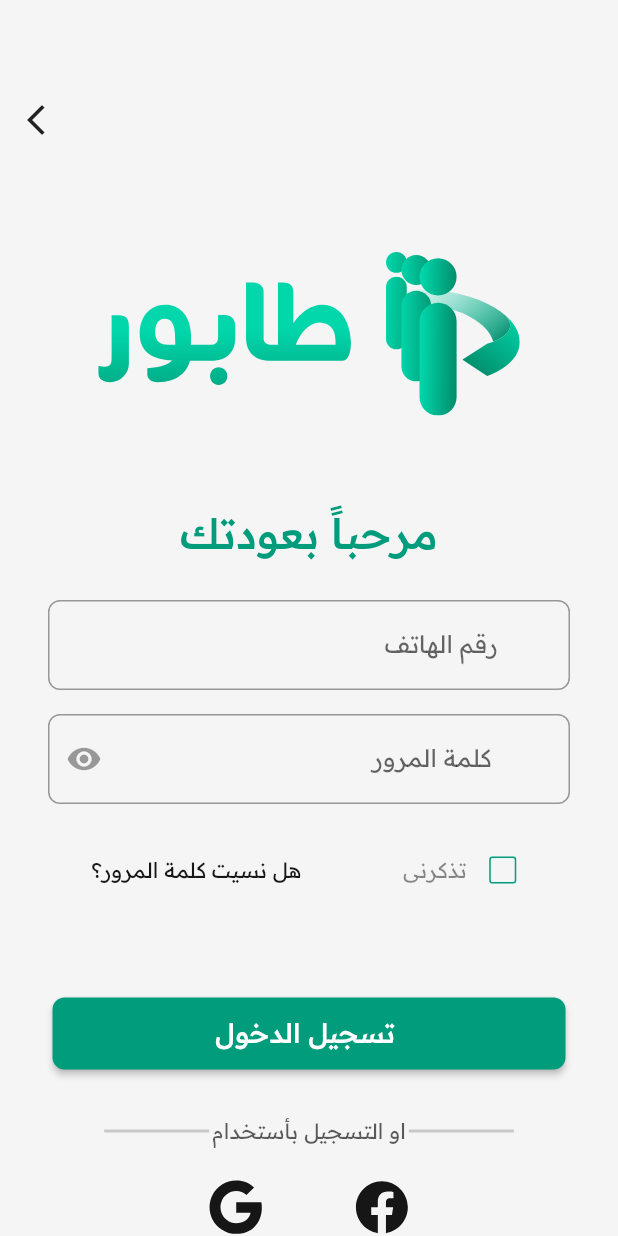
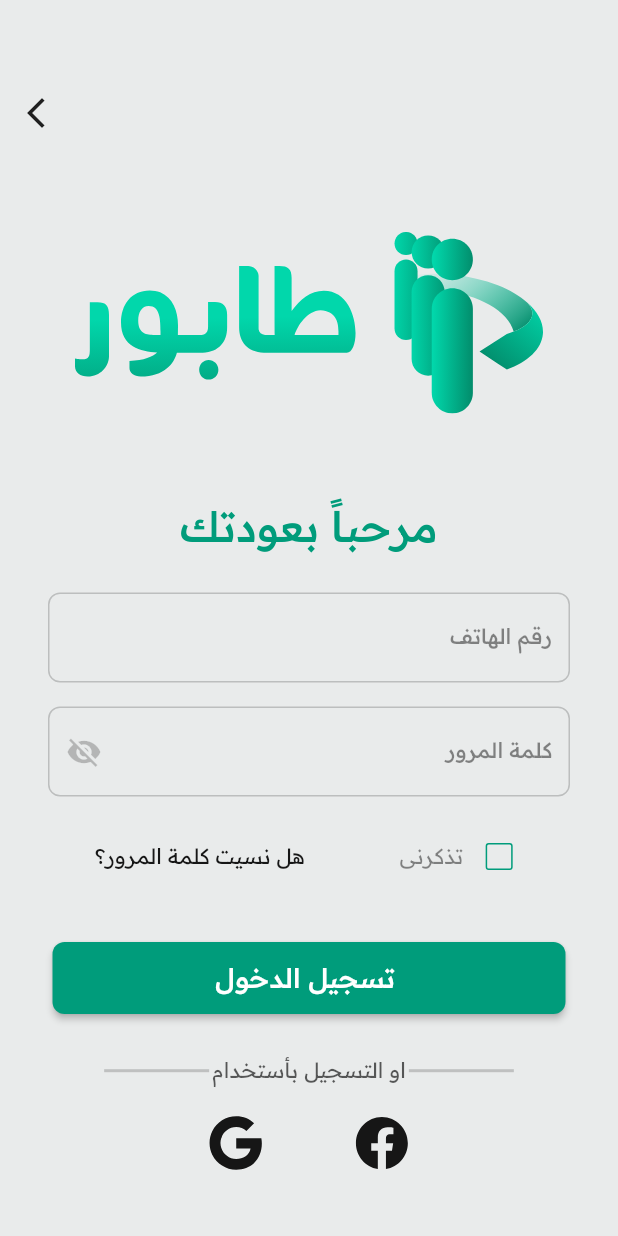
Before and after one commit to AhmedHamdy85/Tabor, a Flutter app: the screen it shows after launch, after a tap on "تسجيل الدخول", on a phone screen of 412 x 824 dp. Run offline on Flutter 3.47's test engine with Material 2 defaults, Android fonts, the phone set to English and light mode, and no system bars; our stand-ins replace dotted_line, dropdown_button2, flutter_bloc, flutter_svg, google_nav_bar.

Commit message:
logic added to login screen

```diff
--- /dev/null
+++ b/lib/modules/login/cubit/logic.dart
@@ -0,0 +1,19 @@
+import 'package:flutter_bloc/flutter_bloc.dart';
+import 'package:tabor/modules/login/cubit/states.dart';
+
+class LoginCubit extends Cubit<LoginStates> {
+  LoginCubit() : super(LoginInatialState());
+
+  static LoginCubit get(context) => BlocProvider.of(context);
+  bool isPassword = true;
+  void changePasswordVisabilty() {
+    isPassword = !isPassword;
+    emit(ChangePasswordVizabiltyState());
+  }
+
+  bool isChecked = false;
+  void changeCheckBox() {
+    isChecked = !isChecked;
+    emit(ChangePasswordVizabiltyState());
+  }
+}
--- /dev/null
+++ b/lib/modules/login/cubit/states.dart
@@ -0,0 +1,5 @@
+abstract class LoginStates {}
+
+class LoginInatialState extends LoginStates {}
+
+class ChangePasswordVizabiltyState extends LoginStates {}
--- a/lib/modules/login/login_screen.dart
+++ b/lib/modules/login/login_screen.dart
@@ -1,7 +1,10 @@
 import 'package:flutter/material.dart';
 import 'package:flutter/src/widgets/framework.dart';
 import 'package:flutter/src/widgets/placeholder.dart';
+import 'package:flutter_bloc/flutter_bloc.dart';
 import 'package:tabor/layout/layout_screen.dart';
+import 'package:tabor/modules/login/cubit/logic.dart';
+import 'package:tabor/modules/login/cubit/states.dart';
 import 'package:tabor/modules/phoneScreen/phone.dart';
 import 'package:tabor/modules/resiveCode/code.dart';
 import 'package:tabor/shared/componants/componant.dart';
@@ -10,20 +13,30 @@ class logInScreen extends StatelessWidget {
   logInScreen({super.key});
   TextEditingController phoneControlar = TextEditingController();
   TextEditingController passwordControlar = TextEditingController();
-  bool isCheked = false;
+  var formkey = GlobalKey<FormState>();
+
   @override
   Widget build(BuildContext context) {
     return Directionality(
         textDirection: TextDirection.rtl,
-      child: Scaffold(
-        backgroundColor: Color(0xfff5f5f5),
+        child: BlocProvider(
+          create: (BuildContext context) => LoginCubit(),
+          child: BlocConsumer<LoginCubit, LoginStates>(
+            listener: (context, state) {},
+            builder: (context, state) {
+              var loginCubit = LoginCubit.get(context);
+              return Scaffold(
                 body: SingleChildScrollView(
+                  child: Form(
+                    key: formkey,
                     child: Column(
                       mainAxisAlignment: MainAxisAlignment.center,
                       crossAxisAlignment: CrossAxisAlignment.end,
                       children: [
                         Padding(
-                padding: const EdgeInsets.only(top: 60, left: 20),
+                          padding: EdgeInsets.only(
+                              top: MediaQuery.of(context).size.height * 0.067,
+                              left: 20),
                           child: Container(
                             height: 24,
                             width: 24,
@@ -31,21 +44,21 @@ class logInScreen extends StatelessWidget {
                               onPressed: () {
                                 Navigator.pop(context);
                               },
-                    icon: Icon(Icons.arrow_forward_ios),
+                              icon: const Icon(Icons.arrow_forward_ios),
                             ),
                           ),
                         ),
                         SizedBox(
-                height: 84,
+                          height: MediaQuery.of(context).size.height * 0.09,
                         ),
                         Center(
                           child: DefoltSvgImage(
                               image: 'assets/images/Tabor_Horsintal.svg',
                               width: MediaQuery.of(context).size.width - 100,
-                    hight: 109),
+                              hight: MediaQuery.of(context).size.height * 0.15),
                         ),
                         SizedBox(
-                height: 61,
+                          height: MediaQuery.of(context).size.height * 0.068,
                         ),
                         Center(
                           child: text(
@@ -56,55 +69,68 @@ class logInScreen extends StatelessWidget {
                             fcolor: const Color(0xff009c7b),
                           ),
                         ),
-              SizedBox(
+                        const SizedBox(
                           height: 27,
                         ),
                         Padding(
-                padding: const EdgeInsets.only(right: 32, left: 32),
-                child: DefoltFormFilde(
+                          padding: const EdgeInsets.only(
+                              right: 32, left: 32, bottom: 16),
+                          child: defaultFormField2(
+                            width: double.infinity,
                             controller: phoneControlar,
-                  type: TextInputType.phone,
+                            type: TextInputType.name,
                             validate: (value) {
                               if (value == null || value.isEmpty) {
                                 return 'الرجاء ادخال رقم الهاتف';
                               }
                             },
-                  label: 'رقم الهاتف',
+                            label: "رقم الهاتف",
+                            fcolor: const Color(0xff161616),
                           ),
                         ),
                         Padding(
                           padding: const EdgeInsets.only(
-                    right: 32, left: 32, top: 16, bottom: 20),
-                child: DefoltFormFilde(
+                              right: 32, left: 32, bottom: 16),
+                          child: defaultFormField2(
+                            isPassword: loginCubit.isPassword,
+                            suffix: loginCubit.isPassword
+                                ? Icons.visibility_off
+                                : Icons.visibility,
+                            suffixPressed: () {
+                              loginCubit.changePasswordVisabilty();
+                            },
+                            width: double.infinity,
                             controller: passwordControlar,
-                  type: TextInputType.visiblePassword,
-                  suffix: Icons.visibility,
+                            type: TextInputType.name,
                             validate: (value) {
                               if (value == null || value.isEmpty) {
                                 return 'الرجاء ادخال كلمة المرور';
                               }
                             },
-                  label: ' كلمة المرور',
+                            label: "كلمة المرور",
+                            fcolor: const Color(0xff161616),
                           ),
                         ),
                         Row(
                           mainAxisAlignment: MainAxisAlignment.center,
                           children: [
                             Checkbox(
-                    value: isCheked,
-                    onChanged: (value) {},
+                              value: loginCubit.isChecked,
+                              onChanged: (value) {
+                                loginCubit.changeCheckBox();
+                              },
                               shape: RoundedRectangleBorder(
                                   borderRadius: BorderRadius.circular(2)),
                               side: MaterialStateBorderSide.resolveWith(
-                        ((states) => BorderSide(
+                                  ((states) => const BorderSide(
                                         color: Color(0xff009c7b),
                                       ))),
                             ),
-                  Opacity(
+                            const Opacity(
                               opacity: 0.5,
                               child: Text("تذكرنى",
-                        style: const TextStyle(
-                            color: const Color(0xff161616),
+                                  style: TextStyle(
+                                      color: Color(0xff161616),
                                       fontWeight: FontWeight.w400,
                                       fontFamily: "ReadexPro",
                                       fontStyle: FontStyle.normal,
@@ -112,36 +138,38 @@ class logInScreen extends StatelessWidget {
                                   textAlign: TextAlign.right),
                             ),
                             SizedBox(
-                    width: 60,
+                              width: MediaQuery.of(context).size.height * 0.067,
                             ),
                             DefoltTextButton(
                                 function: () {
-                        NavigateTo(context, PhoneScreen());
+                                  NavigateTo(context, const PhoneScreen());
                                 },
                                 text: "هل نسيت كلمة المرور؟",
                                 direction: TextAlign.left),
                           ],
                         ),
                         SizedBox(
-                height: 61,
+                          height: MediaQuery.of(context).size.height * 0.04,
                         ),
                         Center(
                           child: MaterialButton(
-                  color: Color(0xff009c7b),
+                            color: const Color(0xff009c7b),
                             minWidth: MediaQuery.of(context).size.width - 70,
                             height: 48,
                             shape: RoundedRectangleBorder(
                                 borderRadius: BorderRadius.circular(8)),
                             onPressed: () {
+                              if (formkey.currentState!.validate()) {
                                 NavigateTo(
                                     context,
-                        Directionality(
+                                    const Directionality(
                                         textDirection: TextDirection.rtl,
                                         child: layoutScreen()));
+                              }
                             },
-                  child: Text(" تسجيل الدخول",
-                      style: const TextStyle(
-                          color: const Color(0xffffffff),
+                            child: const Text(" تسجيل الدخول",
+                                style: TextStyle(
+                                    color: Color(0xffffffff),
                                     fontWeight: FontWeight.w500,
                                     fontFamily: "ReadexPro",
                                     fontStyle: FontStyle.normal,
@@ -150,7 +178,7 @@ class logInScreen extends StatelessWidget {
                           ),
                         ),
                         SizedBox(
-                height: 32,
+                          height: MediaQuery.of(context).size.height * 0.035,
                         ),
                         Padding(
                           padding: const EdgeInsets.only(left: 35, right: 35),
@@ -162,24 +190,24 @@ class logInScreen extends StatelessWidget {
                                 child: Container(
                                     width: 70,
                                     height: 2,
-                          decoration:
-                              BoxDecoration(color: const Color(0xff161616))),
+                                    decoration: const BoxDecoration(
+                                        color: Color(0xff161616))),
                               ),
-                    SizedBox(
+                              const SizedBox(
                                 width: 2,
                               ),
-                    Opacity(
+                              const Opacity(
                                 opacity: 0.699999988079071,
                                 child: Text("او التسجيل بأستخدام",
-                          style: const TextStyle(
-                              color: const Color(0xff161616),
+                                    style: TextStyle(
+                                        color: Color(0xff161616),
                                         fontWeight: FontWeight.w400,
                                         fontFamily: "ReadexPro",
                                         fontStyle: FontStyle.normal,
                                         fontSize: 14.0),
                                     textAlign: TextAlign.center),
                               ),
-                    SizedBox(
+                              const SizedBox(
                                 width: 2,
                               ),
                               Opacity(
@@ -187,14 +215,14 @@ class logInScreen extends StatelessWidget {
                                 child: Container(
                                     width: 70,
                                     height: 2,
-                          decoration:
-                              BoxDecoration(color: const Color(0xff161616))),
+                                    decoration: const BoxDecoration(
+                                        color: Color(0xff161616))),
                               ),
                             ],
                           ),
                         ),
                         SizedBox(
-                height: 24,
+                          height: MediaQuery.of(context).size.height * 0.026,
                         ),
                         Row(
                           crossAxisAlignment: CrossAxisAlignment.center,
@@ -204,7 +232,7 @@ class logInScreen extends StatelessWidget {
                                 image: 'assets/images/facbook.svg',
                                 width: 35.8,
                                 hight: 35.8),
-                  SizedBox(
+                            const SizedBox(
                               width: 61,
                             ),
                             DefoltSvgImage(
@@ -218,5 +246,8 @@ class logInScreen extends StatelessWidget {
                   ),
                 ),
               );
+            },
+          ),
+        ));
   }
 }
--- a/pubspec.yaml
+++ b/pubspec.yaml
@@ -41,6 +41,8 @@ dependencies:
   smooth_page_indicator:
   dotted_line:
   dropdown_button2:
+  shared_preferences:
+  dio:
 
 
 dev_dependencies:
```
Also changed, not shown: pubspec.lock, 1 other file. Lines whose indentation alone changed are shown as unchanged.
